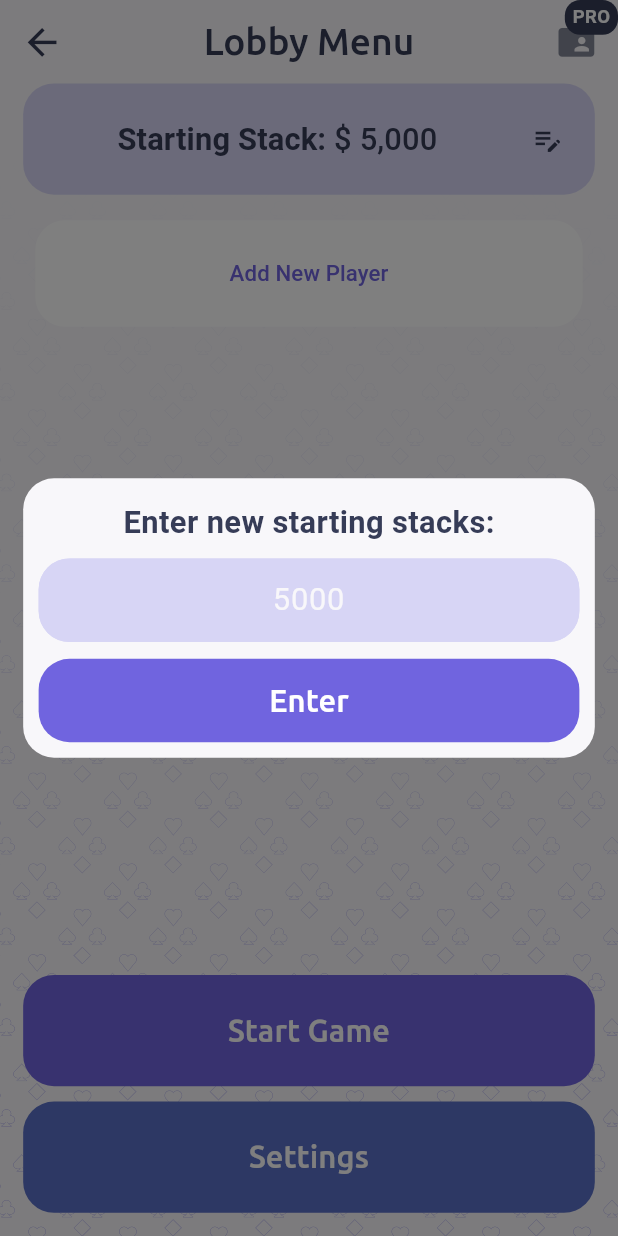
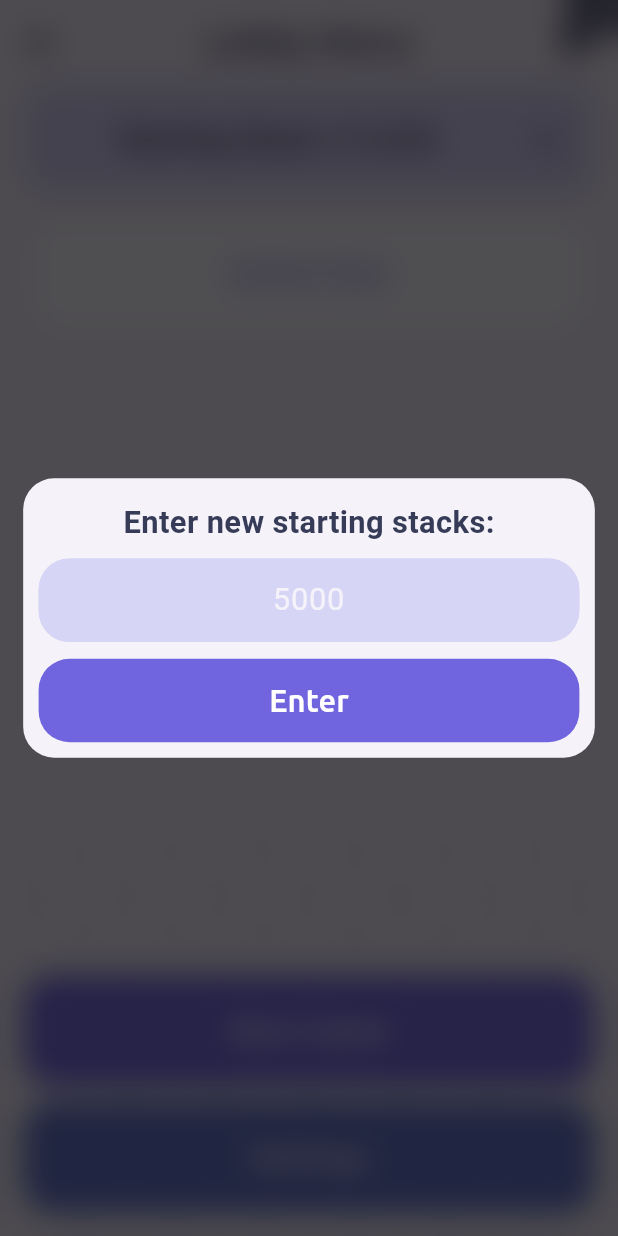
Before and after one commit to goliksim/pocket_chips, a Flutter app: the LobbyPage screen opened directly, after a tap on "Starting Stack:", on a phone screen of 412 x 824 dp. Run offline on Flutter 3.47's test engine with Material 3 defaults, Android fonts, the phone set to English and light mode, and no system bars; our stand-ins replace firebase_analytics, firebase_core, firebase_crashlytics, firebase_remote_config, flutter_riverpod, flutter_screenutil and 9 more; missing offline and left inert: flutter_mailer, onboarding; accounts and stored records are empty; generated files the repository leaves out were written again; network calls fail; project files that could hold a hidden picture were left out.

Commit message:
feat: new colors and effects

```diff
--- a/lib/app/navigation/navigation_manager.dart
+++ b/lib/app/navigation/navigation_manager.dart
@@ -170,9 +170,9 @@ class NavigationManager extends ChangeNotifier {
     required VoidCallback action,
     required String message,
   }) =>
-      showDialog<bool>(
+      transitionDialog<bool>(
         context: context,
-        builder: (BuildContext thisContext) => ConfirmationWindow(
+        child: ConfirmationWindow(
           title: title,
           actionTitle: actionTitle,
           message: message,
--- a/lib/presentation/common/transitions.dart
+++ b/lib/presentation/common/transitions.dart
@@ -3,6 +3,8 @@
 // **************************************************************************
 
 library;
+
+import 'dart:ui';
 
 import 'package:flutter/material.dart';
 
@@ -20,7 +22,7 @@ Future<T?> transitionDialog<T>({
   required Widget child,
   DialogTransitionType type = DialogTransitionType.scale,
   Duration duration = const Duration(milliseconds: 400),
-  Color barrierColor = const Color(0x80000000),
+  Color barrierColor = const Color.fromARGB(182, 9, 7, 11),
 }) {
   final ThemeData theme = Theme.of(context);
   return showGeneralDialog<T>(
@@ -43,7 +45,7 @@ Future<T?> transitionDialog<T>({
     barrierLabel: MaterialLocalizations.of(context).modalBarrierDismissLabel,
     barrierColor: barrierColor,
     transitionDuration: duration,
-    transitionBuilder: getTransitionBuilder(type),
+    transitionBuilder: getTransitionBuilderWithBlur(type),
   );
 }
 
@@ -57,6 +59,25 @@ Widget Function(BuildContext, Animation<double>, Animation<double>, Widget)?
     case DialogTransitionType.slideDown:
       return _dialogSlideDown;
   }
+}
+
+Widget Function(BuildContext, Animation<double>, Animation<double>, Widget)?
+    getTransitionBuilderWithBlur(DialogTransitionType type) {
+  final baseBuilder = getTransitionBuilder(type);
+
+  return (context, animation, secondaryAnimation, child) {
+    final baseWidget =
+        baseBuilder?.call(context, animation, secondaryAnimation, child) ??
+            child;
+
+    return BackdropFilter(
+      filter: ImageFilter.blur(
+        sigmaX: 10 * animation.value,
+        sigmaY: 10 * animation.value,
+      ),
+      child: baseWidget,
+    );
+  };
 }
 
 Widget _dialogScale(
--- a/lib/presentation/game/widgets/game_table/cards/cards_variants/card_back.dart
+++ b/lib/presentation/game/widgets/game_table/cards/cards_variants/card_back.dart
@@ -10,6 +10,9 @@ class CardBack extends StatelessWidget {
 
   @override
   Widget build(BuildContext context) => CardWidget(
+        borderColor: (context.theme.name == 'dark')
+            ? context.theme.playerColor
+            : context.theme.bankColor,
         child: ColorFiltered(
           colorFilter: (context.theme.name == 'dark')
               ? ColorFilter.mode(
--- a/lib/presentation/game/widgets/game_table/cards/cards_variants/card_front_sample.dart
+++ b/lib/presentation/game/widgets/game_table/cards/cards_variants/card_front_sample.dart
@@ -12,6 +12,9 @@ class CardFrontSample extends StatelessWidget {
 
   @override
   Widget build(BuildContext context) => CardWidget(
+        borderColor: (context.theme.name == 'dark')
+            ? context.theme.playerColor
+            : context.theme.bankColor,
         child: ColoredBox(
           color: (context.theme.name == 'dark')
               ? context.theme.bankColor
--- a/lib/presentation/game/widgets/game_table/game_table.dart
+++ b/lib/presentation/game/widgets/game_table/game_table.dart
@@ -126,7 +126,7 @@ class GameTable extends StatelessWidget {
                   child: ColorFiltered(
                     colorFilter: ColorFilter.mode(
                       context.theme.primaryColor.withAlpha(
-                        context.theme.name == 'light' ? 20 : 0,
+                        context.theme.name == 'light' ? 20 : 20,
                       ),
                       BlendMode.srcATop,
                     ),
--- a/lib/presentation/onboading/pages/onboarding_links_page.dart
+++ b/lib/presentation/onboading/pages/onboarding_links_page.dart
@@ -187,6 +187,7 @@ class OnboardingLinksPage extends StatelessWidget {
             ),
             action: () => launchUrl(links.privacyPolicyUrl),
           ),
+          SizedBox(height: stdHorizontalOffset),
         ],
       );
 }
--- a/lib/utils/theme/themes.dart
+++ b/lib/utils/theme/themes.dart
@@ -19,7 +19,7 @@ class Themes {
 
   Themes.light()
       : name = 'light',
-        bgrColor = const Color.fromARGB(255, 248, 247, 250),
+        bgrColor = const Color.fromARGB(255, 245, 243, 249),
         bankColor = const Color.fromARGB(255, 215, 213, 245),
         hintColor = const Color.fromARGB(255, 185, 183, 212),
         playerColor = const Color.fromARGB(255, 255, 255, 255),
@@ -31,14 +31,14 @@ class Themes {
 
   Themes.dark()
       : name = 'dark',
-        bgrColor = const Color.fromARGB(254, 29, 29, 34),
-        bankColor = const Color.fromARGB(255, 50, 50, 60),
-        hintColor = const Color.fromARGB(255, 80, 80, 90),
+        bgrColor = const Color.fromARGB(253, 25, 25, 32),
+        bankColor = const Color.fromARGB(255, 48, 48, 62),
+        hintColor = const Color.fromARGB(255, 93, 93, 115),
         playerColor = const Color.fromARGB(255, 36, 35, 45),
-        additionButtonColor = const Color.fromARGB(255, 70, 78, 109),
-        primaryColor = MaterialColor(0xff8882e6, colorLight),
-        secondaryColor = const Color.fromARGB(255, 111, 130, 213),
-        alertColor = const Color.fromARGB(255, 230, 130, 130),
+        additionButtonColor = const Color.fromARGB(255, 64, 69, 110),
+        primaryColor = MaterialColor(0xff746ce5, colorLight),
+        secondaryColor = const Color.fromARGB(255, 102, 126, 231),
+        alertColor = const Color.fromARGB(255, 238, 98, 98),
         onBackground = const Color.fromARGB(255, 241, 241, 251);
 
   static const Map<int, Color> colorLight = {
```
Also changed, not shown: lib/presentation/game/widgets/game_table/cards/card_widget.dart (+9 -3 lines).
